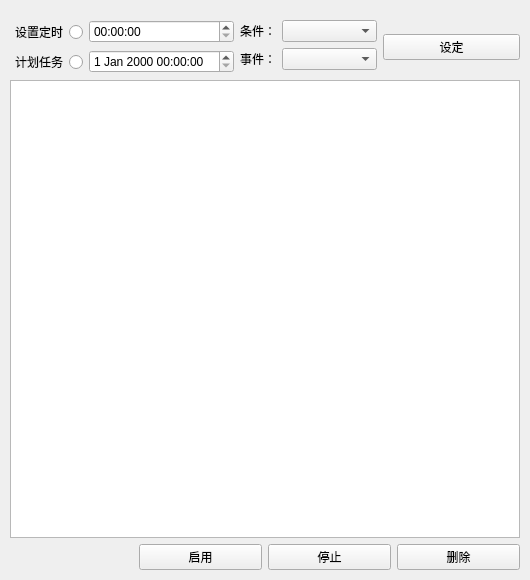
The window that task/task.ui (muyulong/pi_gateway) describes before a commit, drawn with Qt 5.
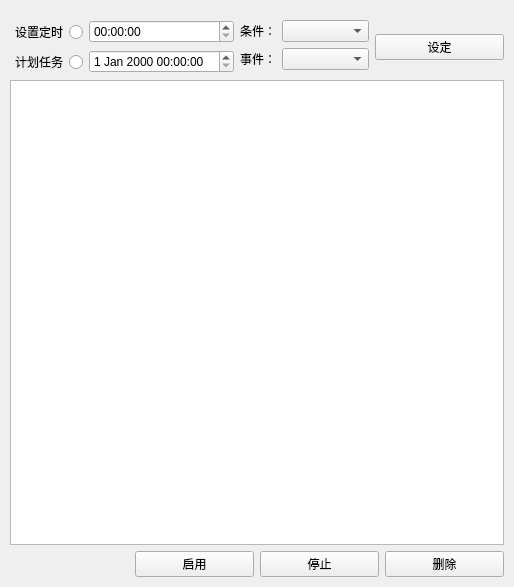
The same window after the commit.

What changed in the file:
```diff
--- a/task/task.ui
+++ b/task/task.ui
@@ -6,8 +6,8 @@
    <rect>
     <x>0</x>
     <y>0</y>
-    <width>530</width>
-    <height>580</height>
+    <width>514</width>
+    <height>587</height>
    </rect>
   </property>
   <property name="windowTitle">
```
